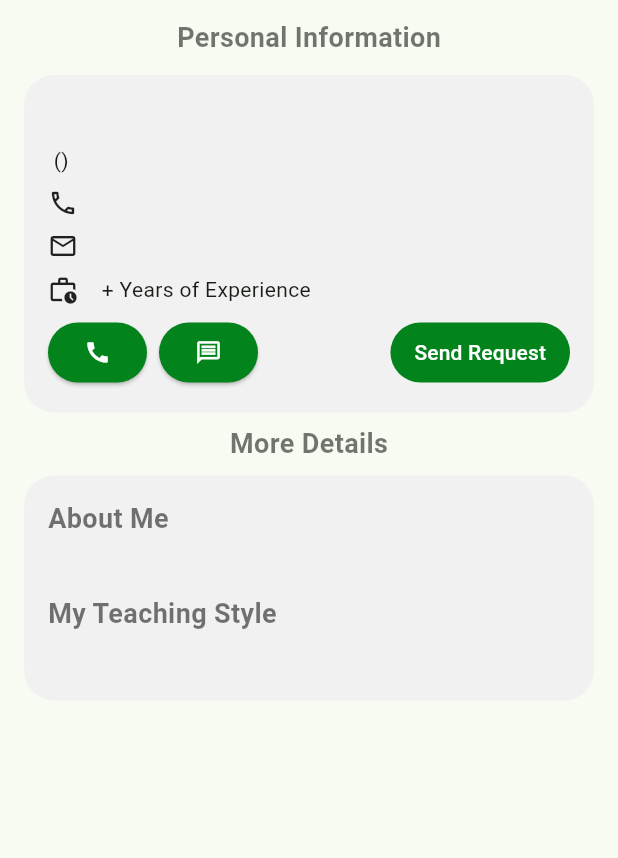
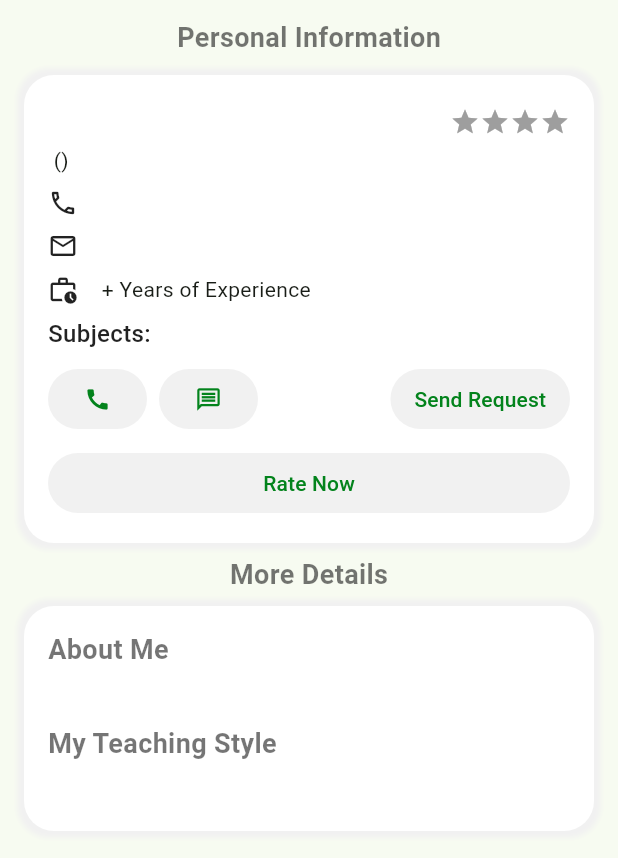
Before and after one commit to suhailthakrani/home_tutor, a Flutter app: the STeacherDetailsScreen screen opened by its route, on a phone screen of 412 x 824 dp, the part 378-1236 px from its top. Run offline on Flutter 3.47's test engine with Material 3 defaults, Android fonts, the phone set to English and light mode, and no system bars; drawn by our look-alikes of flutter_rating_bar; our stand-ins replace awesome_dialog, cloud_firestore, connectivity_plus, firebase_auth, firebase_core, firebase_storage and 6 more; missing offline and left inert: flutter_phone_direct_caller, mask_input_formatter; accounts and stored records are empty; network calls fail.

Commit message:
Added AddReview Screen

```diff
--- a/lib/services/students_service.dart
+++ b/lib/services/students_service.dart
@@ -117,7 +117,7 @@ class StudentsService {
             return 'Request has been sent successfully!';
           }
         } else {
-           await FirebaseFirestore.instance.collection('requests').doc(request['teacherId']).update(requestModel.toJson());
+           await FirebaseFirestore.instance.collection('requests').doc(teacherId).update(requestModel.toJson());
             return 'Request has been sent successfully!';
         }
       }
--- a/lib/views/student/s_tutor_details_screen.dart
+++ b/lib/views/student/s_tutor_details_screen.dart
@@ -1,11 +1,13 @@
 import 'package:flutter/cupertino.dart';
 import 'package:flutter/material.dart';
+import 'package:flutter_rating_bar/flutter_rating_bar.dart';
 import 'package:get/get.dart';
 import 'package:home_tutor/utils/app_colors.dart';
 import 'package:home_tutor/utils/common_code.dart';
 
 import '../../controllers/student/s_tutor_details_screen_controller.dart';
 import '../../utils/constants.dart';
+import 'reviews_screen.dart';
 
 class STeacherDetailsScreen extends GetView<STeacherDetailsScreenController> {
   const STeacherDetailsScreen({super.key});
@@ -21,7 +23,7 @@ class STeacherDetailsScreen extends GetView<STeacherDetailsScreenController> {
       body: SingleChildScrollView(
         padding: const EdgeInsets.all(16),
         child: Obx(
-          ()=> Column(
+          () => Column(
             crossAxisAlignment: CrossAxisAlignment.center,
             mainAxisAlignment: MainAxisAlignment.center,
             children: [
@@ -60,13 +62,31 @@ class STeacherDetailsScreen extends GetView<STeacherDetailsScreenController> {
                 width: double.maxFinite,
                 padding: const EdgeInsets.all(16),
                 decoration: BoxDecoration(
+                  color: kWhiteColor,
+                  boxShadow: [
+                    BoxShadow(
                       color: kFieldGreyColor,
+                        blurRadius: 3,
+                      spreadRadius: 3,
+
+                    ),
+                    BoxShadow(
+                      color: kFieldGreyColor,
+                      blurRadius: 3,
+                      spreadRadius: 3,
+
+                    )
+                  ],
                   borderRadius: BorderRadius.circular(20),
                 ),
                 child: Column(
                   crossAxisAlignment: CrossAxisAlignment.start,
                   children: [
-                    Text(
+                    Row(
+                      mainAxisAlignment: MainAxisAlignment.spaceBetween,
+                      children: [
+                        Expanded(
+                          child: Text(
                             "${controller.teacherModel.value.name}",
                             style: const TextStyle(
                               fontSize: 22,
@@ -74,8 +94,22 @@ class STeacherDetailsScreen extends GetView<STeacherDetailsScreenController> {
                               color: Colors.black87,
                             ),
                           ),
+                        ),
+                        RatingBarIndicator(
+                          rating: double.parse(
+                              '${controller.teacherModel.value.rating}'),
+                          itemBuilder: (context, index) => const Icon(
+                            Icons.star,
+                            color: Colors.amber,
+                          ),
+                          itemCount: 4,
+                          itemSize: 20.0,
+                          direction: Axis.horizontal,
+                        ),
+                      ],
+                    ),
                     Text(
-                      "${controller.teacherModel.value.degree} (${controller.teacherModel.value.specialty})",
+                      "${controller.teacherModel.value.degree.capitalizeFirst} (${controller.teacherModel.value.specialty.capitalizeFirst})",
                       style: const TextStyle(
                         fontSize: 14,
                       ),
@@ -123,6 +157,15 @@ class STeacherDetailsScreen extends GetView<STeacherDetailsScreenController> {
                       ],
                     ),
                     const SizedBox(height: 8),
+                    Text(
+                      "Subjects: ${controller.teacherModel.value.subjects.join(',')}",
+                      style: const TextStyle(
+                        fontSize: 16,
+                        fontWeight: FontWeight.w500,
+                        color: Colors.black87,
+                      ),
+                    ),
+                    const SizedBox(height: 8),
                     Row(
                       mainAxisAlignment: MainAxisAlignment.spaceBetween,
                       children: [
@@ -130,22 +173,26 @@ class STeacherDetailsScreen extends GetView<STeacherDetailsScreenController> {
                           children: [
                             ElevatedButton(
                               style: ElevatedButton.styleFrom(
-                                backgroundColor: kPrimaryColor,
-                                foregroundColor: kWhiteColor,
+                                elevation: 0,
+                                backgroundColor: kFieldGreyColor,
+                                foregroundColor: kPrimaryColor,
                               ),
                               onPressed: () {
-                                CommonCode().openDialer('${controller.teacherModel.value.phone}');
+                                CommonCode().openDialer(
+                                    '${controller.teacherModel.value.phone}');
                               },
                               child: const Icon(Icons.call),
                             ),
                             const SizedBox(width: 8),
                             ElevatedButton(
                               style: ElevatedButton.styleFrom(
-                                backgroundColor: kPrimaryColor,
-                                foregroundColor: kWhiteColor,
+                                elevation: 0,
+                                backgroundColor: kFieldGreyColor,
+                                foregroundColor: kPrimaryColor,
                               ),
                               onPressed: () {
-                                CommonCode().whatsApp('${controller.teacherModel.value.phone}');
+                                CommonCode().whatsApp(
+                                    '${controller.teacherModel.value.phone}');
                               },
                               child: const Icon(Icons.message_outlined),
                             ),
@@ -154,19 +201,49 @@ class STeacherDetailsScreen extends GetView<STeacherDetailsScreenController> {
                         ElevatedButton(
                           style: ElevatedButton.styleFrom(
                             elevation: 0,
-                            backgroundColor: kPrimaryColor,
-                            foregroundColor: kWhiteColor,
+                            backgroundColor: kFieldGreyColor,
+                            foregroundColor: kPrimaryColor,
                             padding: const EdgeInsets.symmetric(
                               horizontal: 16,
                             ),
                           ),
                           onPressed: () {
-                            Get.toNamed(kSRequestTutorScreenRoute,arguments: {'teacherId': controller.teacherModel.value.id});
+                            Get.toNamed(kSRequestTutorScreenRoute, arguments: {
+                              'teacherId': controller.teacherModel.value.id
+                            });
                           },
                           child: const Text("Send Request"),
                         ),
                       ],
+                    ),
+                    const SizedBox(height: 8),
+                    ElevatedButton(
+                      style: ElevatedButton.styleFrom(
+                        elevation: 0,
+
+                        backgroundColor: kFieldGreyColor,
+                        foregroundColor: kPrimaryColor,
+                      ),
+                      onPressed: () {
+                        Navigator.push(
+                          context,
+                          MaterialPageRoute(
+                            builder:(context) =>
+                            SRateTeacherScreen(
+                              teacherId:  controller.teacherModel.value.id,
+                              teacherName:  controller.teacherModel.value.name,
+                              teacherProfile: controller.teacherModel.value.profileUrl
+                              ),
                               )
+                            );
+                      },
+                      child: const Row(
+                        mainAxisAlignment: MainAxisAlignment.center,
+                        children: [
+                          Text("Rate Now"),
+                        ],
+                      ),
+                    ),
                   ],
                 ),
               ),
@@ -184,10 +261,24 @@ class STeacherDetailsScreen extends GetView<STeacherDetailsScreenController> {
                 width: double.maxFinite,
                 padding: const EdgeInsets.all(16),
                 decoration: BoxDecoration(
+                  color: kWhiteColor,
+                  boxShadow: [
+                    BoxShadow(
                       color: kFieldGreyColor,
+                        blurRadius: 3,
+                      spreadRadius: 3,
+
+                    ),
+                    BoxShadow(
+                      color: kFieldGreyColor,
+                      blurRadius: 3,
+                      spreadRadius: 3,
+
+                    )
+                  ],
                   borderRadius: BorderRadius.circular(20),
                 ),
-                child:  Column(
+                child: Column(
                   crossAxisAlignment: CrossAxisAlignment.start,
                   children: [
                     const Text(
@@ -199,9 +290,7 @@ class STeacherDetailsScreen extends GetView<STeacherDetailsScreenController> {
                       ),
                     ),
                     const SizedBox(height: 8),
-                    Text(
-                      "${controller.teacherModel.value.bio}"
-                    ),
+                    Text("${controller.teacherModel.value.bio}"),
                     const SizedBox(height: 8),
                     const Text(
                       "My Teaching Style",
@@ -212,9 +301,7 @@ class STeacherDetailsScreen extends GetView<STeacherDetailsScreenController> {
                       ),
                     ),
                     const SizedBox(height: 8),
-                    Text(
-                      "${controller.teacherModel.value.teachingStyle}"
-                    ),
+                    Text("${controller.teacherModel.value.teachingStyle}"),
                   ],
                 ),
               ),
--- a/lib/views/student/teacher_search_deligate.dart
+++ b/lib/views/student/teacher_search_deligate.dart
@@ -87,8 +87,8 @@ class TeacherSearchDelegate extends SearchDelegate {
               errorBuilder: (context, child, loadingProgress) =>const CircleAvatar(radius: 36),
             ),
           ),
-          title: Text("${filteredTeacherModels[index].name}"),
-          subtitle: Text(filteredTeacherModels[index].specialty),
+          title: Text("${filteredTeacherModels[index].name.capitalizeFirst}"),
+          subtitle: Text("${filteredTeacherModels[index].specialty.capitalizeFirst}"),
           onTap: () {
           //  Get.toNamed(kSTeacherDetailsScreenRoute, arguments: controller.teacherList[index]);
           },
--- a/pubspec.yaml
+++ b/pubspec.yaml
@@ -52,6 +52,7 @@ dependencies:
   intl: ^0.18.1
   path_provider: ^2.1.1
   mask_input_formatter: ^0.0.3
+  flutter_rating_bar: ^4.0.1
   dotted_border: ^2.1.0
   google_fonts: ^6.1.0
   photo_view: ^0.14.0
```
Also changed, not shown: lib/views/student/reviews_screen.dart (added, +207 -0 lines), lib/views/student/s_account_screen.dart (+14 -0 lines), pubspec.lock, 1 other file. Lines whose indentation alone changed are shown as unchanged.
